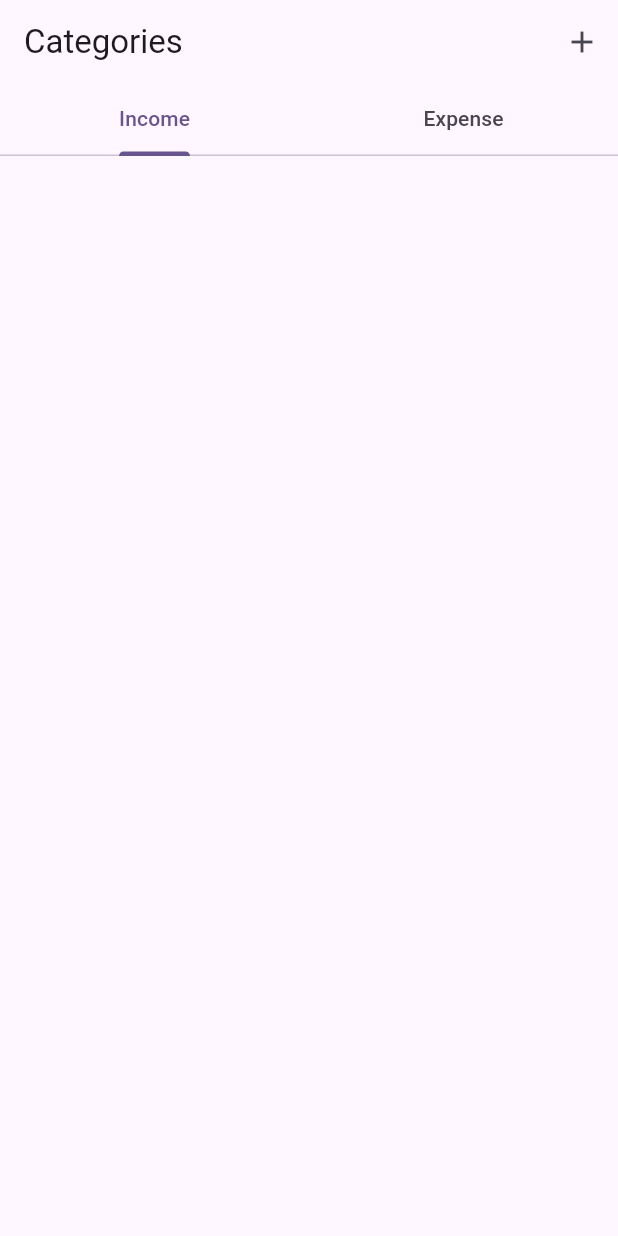
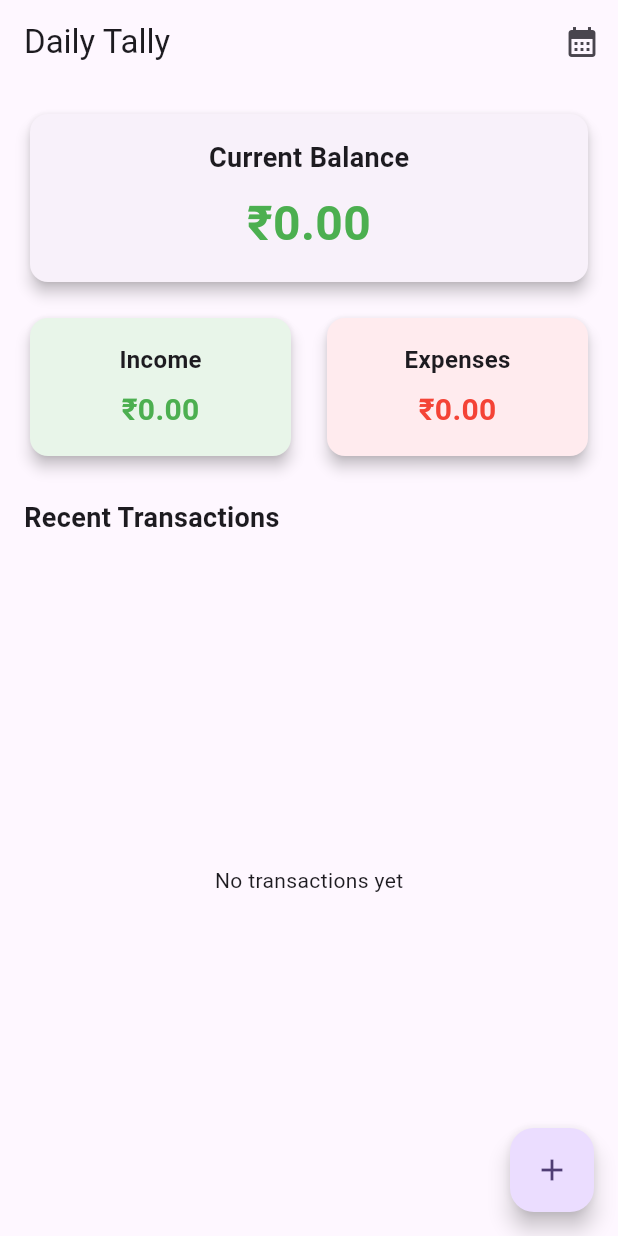
Before and after one commit to bhuvankrishna/Dailytally2, a Flutter app: the screen it shows after launch, on a phone screen of 412 x 824 dp. Run offline on Flutter 3.47's test engine with Material 3 defaults, Android fonts, the phone set to English and light mode, and no system bars; our stand-ins replace drift; accounts and stored records are empty; generated files the repository leaves out were written again.

Commit message:
Updated home screen

```diff
--- a/lib/main.dart
+++ b/lib/main.dart
@@ -4,6 +4,7 @@ import 'screens/category_list_screen.dart';
 import 'screens/add_category_screen.dart';
 import 'screens/transaction_list_screen.dart';
 import 'screens/add_transaction_screen.dart';
+import 'screens/home_screen.dart';
 
 Future<void> main() async {
   WidgetsFlutterBinding.ensureInitialized();
@@ -39,8 +40,9 @@ class MyApp extends StatelessWidget {
         // tested with just a hot reload.
         colorScheme: ColorScheme.fromSeed(seedColor: Colors.deepPurple),
       ),
-      initialRoute: '/categories',
+      initialRoute: '/',
       routes: {
+        '/': (ctx) => HomeScreen(db: db),
         '/categories': (ctx) => CategoryListScreen(db: db),
         '/add_category': (ctx) {
           final cat = ModalRoute.of(ctx)!.settings.arguments as Category?;
--- a/lib/screens/add_transaction_screen.dart
+++ b/lib/screens/add_transaction_screen.dart
@@ -142,7 +142,7 @@ class _AddTransactionScreenState extends State<AddTransactionScreen> {
               TextFormField(
                 controller: _descController,
                 decoration: const InputDecoration(labelText: 'Description'),
-                validator: (v) => v?.isEmpty == true ? 'Enter description' : null,
+                // Description is optional
               ),
               const SizedBox(height: 16),
               TextFormField(
--- /dev/null
+++ b/lib/screens/home_screen.dart
@@ -0,0 +1,198 @@
+import 'package:flutter/material.dart';
+import 'package:intl/intl.dart';
+import '../models/app_database.dart';
+
+class HomeScreen extends StatelessWidget {
+  final AppDatabase db;
+  const HomeScreen({Key? key, required this.db}) : super(key: key);
+
+  @override
+  Widget build(BuildContext context) {
+    return Scaffold(
+      appBar: AppBar(
+        title: const Text('Daily Tally'),
+        actions: [
+          IconButton(
+            icon: const Icon(Icons.calendar_month),
+            onPressed: () {
+              // TODO: Implement date filter
+            },
+          ),
+        ],
+      ),
+      body: Padding(
+        padding: const EdgeInsets.all(16.0),
+        child: StreamBuilder<List<Transaction>>(
+          stream: db.select(db.transactions).watch(),
+          builder: (context, snapshot) {
+            if (snapshot.connectionState == ConnectionState.waiting) {
+              return const Center(child: CircularProgressIndicator());
+            }
+
+            final transactions = snapshot.data ?? [];
+            final totalIncome = transactions
+                .where((tx) => tx.type == 'Income')
+                .fold(0.0, (sum, tx) => sum + tx.amount);
+
+            final totalExpense = transactions
+                .where((tx) => tx.type == 'Expense')
+                .fold(0.0, (sum, tx) => sum + tx.amount);
+
+            final balance = totalIncome - totalExpense;
+
+            final currencyFormat = NumberFormat.currency(symbol: '₹', decimalDigits: 2);
+
+            return Column(
+              crossAxisAlignment: CrossAxisAlignment.stretch,
+              children: [
+                Card(
+                  elevation: 4,
+                  child: Padding(
+                    padding: const EdgeInsets.all(16.0),
+                    child: Column(
+                      children: [
+                        const Text(
+                          'Current Balance',
+                          style: TextStyle(
+                            fontSize: 18,
+                            fontWeight: FontWeight.bold,
+                          ),
+                        ),
+                        const SizedBox(height: 8),
+                        Text(
+                          currencyFormat.format(balance),
+                          style: TextStyle(
+                            fontSize: 32,
+                            fontWeight: FontWeight.bold,
+                            color: balance >= 0 ? Colors.green : Colors.red,
+                          ),
+                        ),
+                      ],
+                    ),
+                  ),
+                ),
+                const SizedBox(height: 16),
+                Row(
+                  children: [
+                    Expanded(
+                      child: Card(
+                        elevation: 4,
+                        color: Colors.green[50],
+                        child: Padding(
+                          padding: const EdgeInsets.all(16.0),
+                          child: Column(
+                            children: [
+                              const Text(
+                                'Income',
+                                style: TextStyle(
+                                  fontSize: 16,
+                                  fontWeight: FontWeight.bold,
+                                ),
+                              ),
+                              const SizedBox(height: 8),
+                              Text(
+                                currencyFormat.format(totalIncome),
+                                style: const TextStyle(
+                                  fontSize: 20,
+                                  fontWeight: FontWeight.bold,
+                                  color: Colors.green,
+                                ),
+                              ),
+                            ],
+                          ),
+                        ),
+                      ),
+                    ),
+                    const SizedBox(width: 16),
+                    Expanded(
+                      child: Card(
+                        elevation: 4,
+                        color: Colors.red[50],
+                        child: Padding(
+                          padding: const EdgeInsets.all(16.0),
+                          child: Column(
+                            children: [
+                              const Text(
+                                'Expenses',
+                                style: TextStyle(
+                                  fontSize: 16,
+                                  fontWeight: FontWeight.bold,
+                                ),
+                              ),
+                              const SizedBox(height: 8),
+                              Text(
+                                currencyFormat.format(totalExpense),
+                                style: const TextStyle(
+                                  fontSize: 20,
+                                  fontWeight: FontWeight.bold,
+                                  color: Colors.red,
+                                ),
+                              ),
+                            ],
+                          ),
+                        ),
+                      ),
+                    ),
+                  ],
+                ),
+                const SizedBox(height: 24),
+                const Text(
+                  'Recent Transactions',
+                  style: TextStyle(
+                    fontSize: 18,
+                    fontWeight: FontWeight.bold,
+                  ),
+                ),
+                const SizedBox(height: 8),
+                Expanded(
+                  child: transactions.isEmpty
+                      ? const Center(
+                          child: Text('No transactions yet'),
+                        )
+                      : ListView.builder(
+                          itemCount: transactions.length > 5 ? 5 : transactions.length,
+                          itemBuilder: (context, index) {
+                            final tx = transactions[index];
+                            final isIncome = tx.type == 'Income';
+                            return ListTile(
+                              leading: CircleAvatar(
+                                backgroundColor: isIncome ? Colors.green : Colors.red,
+                                child: Icon(
+                                  isIncome ? Icons.arrow_downward : Icons.arrow_upward,
+                                  color: Colors.white,
+                                ),
+                              ),
+                              title: Text(tx.description),
+                              subtitle: Text(DateFormat.yMMMd().format(tx.date)),
+                              trailing: Text(
+                                currencyFormat.format(tx.amount),
+                                style: TextStyle(
+                                  fontWeight: FontWeight.bold,
+                                  color: isIncome ? Colors.green : Colors.red,
+                                ),
+                              ),
+                              onTap: () {
+                                Navigator.pushNamed(
+                                  context,
+                                  '/add_transaction',
+                                  arguments: tx,
+                                );
+                              },
+                            );
+                          },
+                        ),
+                ),
+              ],
+            );
+          },
+        ),
+      ),
+      floatingActionButton: FloatingActionButton(
+        onPressed: () {
+          Navigator.pushNamed(context, '/add_transaction');
+        },
+        child: const Icon(Icons.add),
+      ),
+    );
+  }
+}
```
